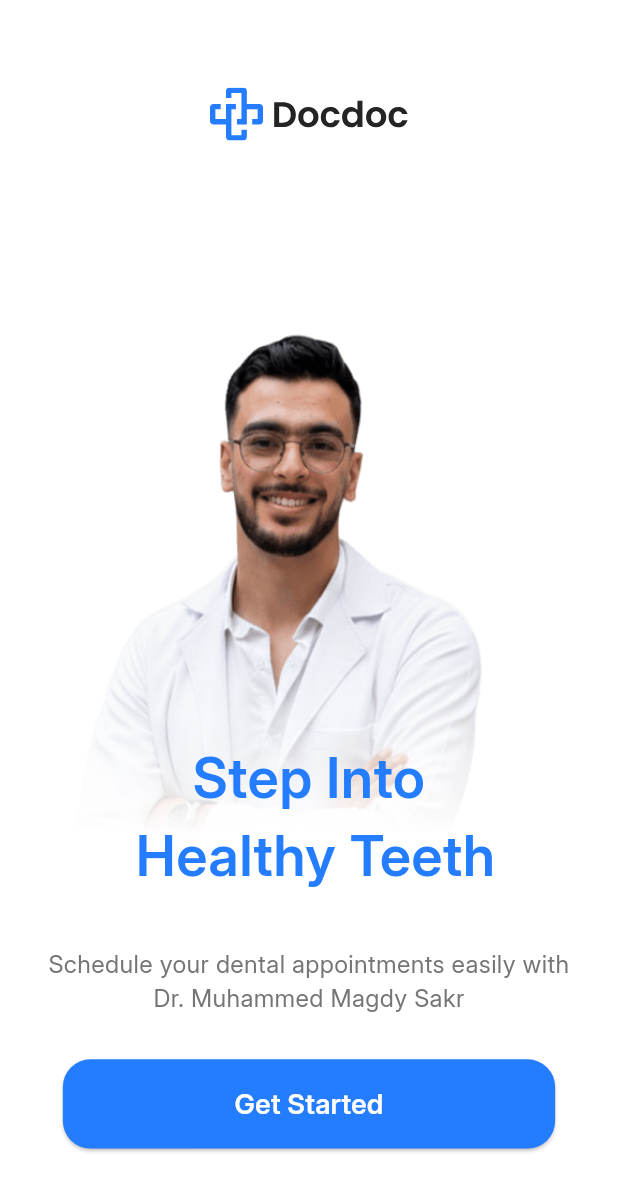
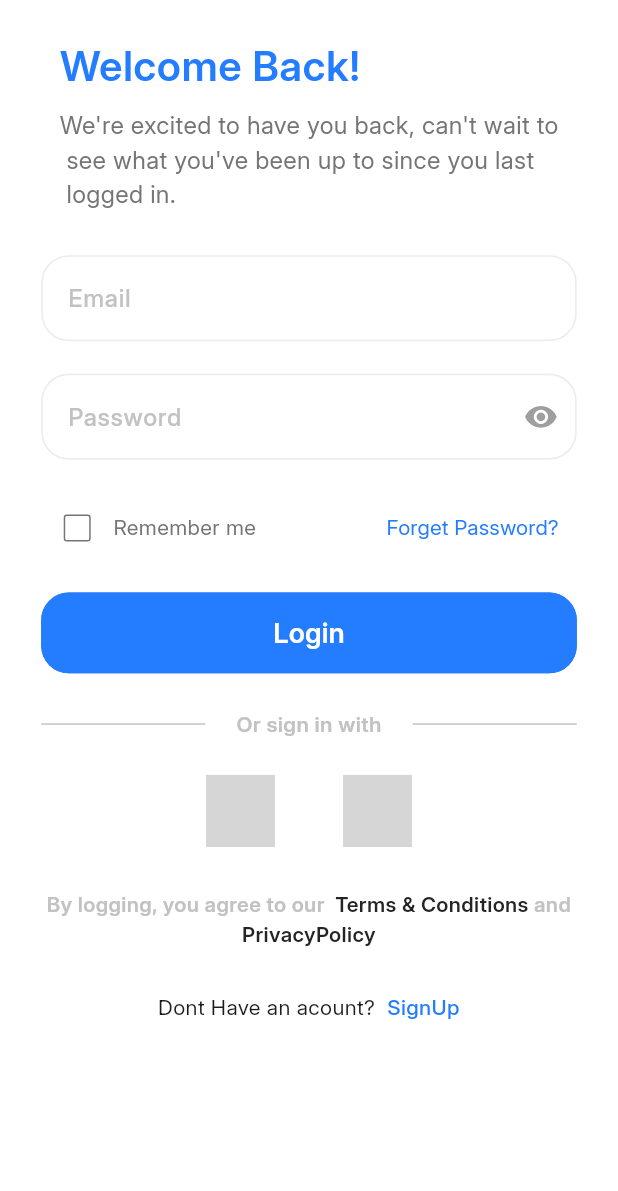
Before and after one commit to salahaldensherief/docdoc, a Flutter app: the screen it shows after launch, after a tap on "Get Started", on a phone screen of 412 x 824 dp. Shown: the top 1191 px of the screen. Run offline on Flutter 3.47's test engine with Material 3 defaults, Android fonts, the phone set to English and light mode, and no system bars; our stand-ins replace flutter_screenutil, flutter_svg, font_awesome_flutter; grey boxes are pictures that could not be loaded.

Commit message:
feet: login/signup ui

```diff
--- a/lib/core/routing/ongenerate_routes.dart
+++ b/lib/core/routing/ongenerate_routes.dart
@@ -1,3 +1,6 @@
+import 'package:docdoc/core/routing/ongenerate_routes.dart';
+import 'package:docdoc/features/auth/login/presentation/views/login_view.dart';
+import 'package:docdoc/features/auth/signup/presentation/views/signup_view.dart';
 import 'package:docdoc/features/onboarding/presentation/views/onboarding_view.dart';
 import 'package:docdoc/features/splash/presentaion/views/splash_view.dart';
 import 'package:flutter/material.dart';
@@ -8,7 +11,10 @@ Route<dynamic> onGenerateRoutes(RouteSettings settings) {
       return MaterialPageRoute(builder: (context) => SplashView());
     case OnboardingView.routeName:
       return MaterialPageRoute(builder: (context) => OnboardingView());
-
+    case LoginView.routeName:
+      return MaterialPageRoute(builder: (context) => LoginView());
+    case SignupView.routeName:
+      return MaterialPageRoute(builder: (context) => SignupView());
     default:
       return MaterialPageRoute(builder: (context) => Scaffold());
   }
--- a/lib/core/utils/app_colors.dart
+++ b/lib/core/utils/app_colors.dart
@@ -3,5 +3,10 @@ import 'dart:ui';
 abstract class AppColors {
   static const Color primaryColor = Color(0xff247CFF);
   static const Color backgroundColor = Color(0xffFFFFFF);
+  static const Color white10Color = Color(0xffEDEDED);
   static const Color grayColor = Color(0xff757575);
+  static const Color lightGrayColor = Color(0xffC2C2C2);
+  static const Color transparent = Color(0x00000000);
+  static const Color lightBlackColor = Color(0xff242424);
+
 }
--- a/lib/core/utils/images_data.dart
+++ b/lib/core/utils/images_data.dart
@@ -2,4 +2,8 @@ class ImagesData {
   static const String logo = 'assets/images/Frame 1000005357.svg';
   static const String onBoardingImage1 =
       'assets/images/Gemini_Generated_Image_f1z81ef1z81ef1z8.png';
+  static const String googleIcon =
+      'assets/images/Logo.svg';
+  static const String facebookIcon =
+      'assets/images/Logoface.svg';
 }
--- /dev/null
+++ b/lib/core/widgets/auth_appbar.dart
@@ -0,0 +1,33 @@
+import 'package:docdoc/core/utils/app_colors.dart';
+import 'package:docdoc/core/utils/font_styles.dart';
+import 'package:flutter/material.dart';
+import 'package:flutter_screenutil/flutter_screenutil.dart';
+
+class AuthAppbar extends StatelessWidget {
+  const AuthAppbar({super.key, required this.title, required this.subtitle});
+  final String title;
+  final String subtitle;
+  @override
+  Widget build(BuildContext context) {
+    return Column(
+      crossAxisAlignment: CrossAxisAlignment.start,
+      children: [
+        Text(
+          title,
+          style: TextStyles.bold.copyWith(
+            fontSize: 24.sp,
+            color: AppColors.primaryColor,
+          ),
+        ),
+        SizedBox(height: 8.h),
+        Text(
+          subtitle,
+          style: TextStyles.regular.copyWith(
+            fontSize: 14.sp,
+            color: AppColors.grayColor,
+          ),
+        ),
+      ],
+    );
+  }
+}
--- /dev/null
+++ b/lib/core/widgets/checkbox_widget.dart
@@ -0,0 +1,37 @@
+import 'package:docdoc/core/utils/app_colors.dart';
+import 'package:docdoc/core/utils/font_styles.dart';
+import 'package:flutter/material.dart';
+
+class CheckboxAndForgetPasswordWidget extends StatefulWidget {
+  const CheckboxAndForgetPasswordWidget({super.key});
+
+  @override
+  State<CheckboxAndForgetPasswordWidget> createState() => _CheckboxAndForgetPasswordWidgetState();
+}
+
+class _CheckboxAndForgetPasswordWidgetState extends State<CheckboxAndForgetPasswordWidget> {
+  bool isChecked = false;
+
+  @override
+  Widget build(BuildContext context) {
+    return Row(
+      children: [
+        Checkbox(
+          value: isChecked,
+          onChanged: (value) => setState(() => isChecked = value!),
+          activeColor: AppColors.primaryColor,
+          checkColor: AppColors.backgroundColor,
+          side: BorderSide(color: AppColors.grayColor),
+        ),
+         Text('Remember me',style:TextStyles.regular.copyWith(
+           color: AppColors.grayColor
+         ) ,),
+        const Spacer(),
+        TextButton(onPressed: (){}, child: Text('Forget Password?',style:TextStyles.regular.copyWith(
+           color: AppColors.primaryColor
+         ) ,))
+
+      ],
+    );
+  }
+}
--- /dev/null
+++ b/lib/core/widgets/custom_button.dart
@@ -0,0 +1,37 @@
+import 'package:docdoc/core/utils/font_styles.dart';
+import 'package:flutter/material.dart';
+import 'package:flutter_screenutil/flutter_screenutil.dart';
+
+class CustomButton extends StatelessWidget {
+  const CustomButton({
+    super.key,
+    required this.onPressed,
+    required this.text,
+    required this.color,
+    required this.colorSide,
+    required this.fontColor,
+  });
+  final VoidCallback onPressed;
+  final String text;
+  final Color color;
+  final Color colorSide;
+  final Color fontColor;
+  @override
+  Widget build(BuildContext context) {
+    return TextButton(
+      style: TextButton.styleFrom(
+        fixedSize: Size(327.w, 45.h),
+        shape: RoundedRectangleBorder(
+          borderRadius: BorderRadius.circular(16.r),
+        ),
+        backgroundColor: color,
+        side: BorderSide(color: colorSide),
+      ),
+      onPressed: onPressed,
+      child: Text(
+        text,
+        style: TextStyles.bold.copyWith(fontSize: 16.sp, color: fontColor),
+      ),
+    );
+  }
+}
--- /dev/null
+++ b/lib/core/widgets/custom_text_field.dart
@@ -0,0 +1,98 @@
+import 'package:docdoc/core/utils/app_colors.dart';
+import 'package:docdoc/core/utils/font_styles.dart';
+import 'package:flutter/material.dart';
+import 'package:flutter_screenutil/flutter_screenutil.dart';
+
+class CustomTextFormField extends StatelessWidget {
+  const CustomTextFormField({
+    super.key,
+    required this.hintText,
+    this.prefixIcon,
+    this.suffixIcon,
+    required this.textInputType,
+    this.onSaved,
+    this.controller,
+    this.obscureText = false,
+    this.validator,
+  });
+
+  final String hintText;
+  final Widget? prefixIcon;
+  final Widget? suffixIcon;
+  final TextInputType textInputType;
+  final void Function(String?)? onSaved;
+  final String? Function(String?)? validator;
+  final TextEditingController? controller;
+  final bool obscureText;
+
+  @override
+  Widget build(BuildContext context) {
+    return Column(
+      mainAxisSize: MainAxisSize.min,
+      children: [
+        TextFormField(
+          controller: controller,
+          obscureText: obscureText,
+          keyboardType: textInputType,
+          onSaved: onSaved,
+          validator: validator ??
+                  (value) {
+                if (value == null || value.isEmpty) {
+                  return 'This field cannot be empty';
+                }
+                return null;
+              },
+          decoration: InputDecoration(
+            contentPadding: EdgeInsets.symmetric(
+              vertical: 14.h,
+              horizontal: 12.w,
+            ),
+            isDense: true,
+            filled: true,
+            fillColor: Colors.white,
+
+            hintText: hintText,
+            hintStyle: TextStyles.medium.copyWith(
+              fontSize: 14.sp,
+              color: AppColors.lightGrayColor,
+            ),
+
+            prefixIcon: prefixIcon,
+            prefixIconColor: AppColors.grayColor,
+            suffixIcon: suffixIcon,
+            enabledBorder: OutlineInputBorder(
+              borderRadius: BorderRadius.circular(16.r),
+              borderSide: BorderSide(
+                color: AppColors.white10Color,
+                width: 1.w,
+              ),
+            ),
+            focusedBorder: OutlineInputBorder(
+              borderRadius: BorderRadius.circular(16.r),
+              borderSide: BorderSide(
+                color: AppColors.primaryColor,
+                width: 1.w,
+              ),
+            ),
+            errorBorder: OutlineInputBorder(
+              borderRadius: BorderRadius.circular(16.r),
+              borderSide: BorderSide(
+                color: Colors.red,
+                width: 1.w,
+              ),
+            ),
+            focusedErrorBorder: OutlineInputBorder(
+              borderRadius: BorderRadius.circular(16.r),
+              borderSide: BorderSide(
+                color: Colors.red,
+                width: 1.w,
+              ),
+            ),
+          ),
+        ),
+
+        SizedBox(height: 2.h),
+      ],
+    );
+  }
+}
--- /dev/null
+++ b/lib/core/widgets/dont_have_an_account_widget.dart
@@ -0,0 +1,38 @@
+// Flutter imports:
+import 'package:docdoc/core/utils/font_styles.dart';
+import 'package:docdoc/features/auth/signup/presentation/views/signup_view.dart';
+import 'package:flutter/gestures.dart';
+import 'package:flutter/material.dart';
+
+import '../utils/app_colors.dart';
+
+// Project imports:
+
+
+class DontHaveAnAccountWidget extends StatelessWidget {
+  const DontHaveAnAccountWidget({
+    super.key,
+  });
+
+  @override
+  Widget build(BuildContext context) {
+    return Text.rich(
+      TextSpan(
+        children: [
+          TextSpan(
+            text: 'Dont Have an acount?  ',
+
+          ),
+          TextSpan(
+            recognizer: TapGestureRecognizer()..onTap= (){
+              Navigator.pushNamed(context, SignupView.routeName);
+            },
+            text: 'SignUp',style: TextStyles.medium.copyWith(
+            color: AppColors.primaryColor
+          ),),
+        ],
+      ),
+      textAlign: TextAlign.center,
+    );
+  }
+}
--- /dev/null
+++ b/lib/core/widgets/have_an_account.dart
@@ -0,0 +1,37 @@
+// Flutter imports:
+import 'package:docdoc/core/utils/font_styles.dart';
+import 'package:docdoc/features/auth/login/presentation/views/login_view.dart';
+import 'package:flutter/gestures.dart';
+import 'package:flutter/material.dart';
+
+import '../utils/app_colors.dart';
+
+// Project imports:
+
+class HaveAnAccountWidget extends StatelessWidget {
+  const HaveAnAccountWidget({super.key});
+
+  @override
+  Widget build(BuildContext context) {
+    return Text.rich(
+      TextSpan(
+        children: [
+          TextSpan(
+            text: 'Already Have Account?  ',
+            style: TextStyle(color: Colors.black),
+          ),
+
+          TextSpan(
+            recognizer: TapGestureRecognizer()
+              ..onTap = () {
+                Navigator.pushNamed(context, LoginView.routeName);
+              },
+            text: 'Login',
+            style: TextStyles.medium.copyWith(color: AppColors.primaryColor),
+          ),
+        ],
+      ),
+      textAlign: TextAlign.center,
+    );
+  }
+}
--- /dev/null
+++ b/lib/core/widgets/or_divider.dart
@@ -0,0 +1,29 @@
+// Flutter imports:
+import 'package:docdoc/core/utils/app_colors.dart';
+import 'package:docdoc/core/utils/font_styles.dart';
+import 'package:flutter/material.dart';
+import 'package:flutter_screenutil/flutter_screenutil.dart';
+
+// Project imports:
+
+class OrDivider extends StatelessWidget {
+  const OrDivider({super.key});
+
+  @override
+  Widget build(BuildContext context) {
+    return Row(
+      children: [
+        Expanded(child: Divider(color: AppColors.lightGrayColor)),
+        SizedBox(width: 18.w),
+        Text(
+          textAlign: TextAlign.center,
+          'Or sign in with',
+          style: TextStyles.semiBold.copyWith(color: AppColors.lightGrayColor),
+        ),
+        SizedBox(width: 18.w),
+
+        Expanded(child: Divider(color: AppColors.lightGrayColor)),
+      ],
+    );
+  }
+}
--- /dev/null
+++ b/lib/core/widgets/passwoed_field.dart
@@ -0,0 +1,57 @@
+import 'package:docdoc/core/utils/app_colors.dart';
+import 'package:docdoc/core/widgets/custom_text_field.dart';
+import 'package:flutter/material.dart';
+import 'package:flutter_screenutil/flutter_screenutil.dart';
+import 'package:font_awesome_flutter/font_awesome_flutter.dart';
+
+class PasswordField extends StatefulWidget {
+  const PasswordField({
+    super.key,
+    this.onSaved,
+    required this.hintText,
+    this.controller,
+    this.validator,
+  });
+  final void Function(String?)? onSaved;
+  final TextEditingController? controller;
+  final String? Function(String?)? validator;
+  final String hintText;
+
+  @override
+  State<PasswordField> createState() => _PasswordFieldState();
+}
+
+class _PasswordFieldState extends State<PasswordField> {
+  bool obscureText = true;
+  @override
+  Widget build(BuildContext context) {
+    return CustomTextFormField(
+      controller: widget.controller,
+      obscureText: obscureText,
+      onSaved: widget.onSaved,
+      hintText: widget.hintText,
+      validator:
+      widget.validator ??
+              (value) {
+            if (value == null || value.isEmpty) {
+              return 'This field cannot be empty';
+            }
+            return null;
+          },
+      textInputType: TextInputType.visiblePassword,
+      suffixIcon: IconButton(
+        splashColor:  AppColors.transparent,
+        icon: Icon(
+          size: 20.sp,
+          obscureText ? Icons.visibility : Icons.visibility_off,
+          color: Colors.grey,
+        ),
+        onPressed: () {
+          setState(() {
+            obscureText = !obscureText;
+          });
+        },
+      ),
+    );
+  }
+}
--- /dev/null
+++ b/lib/core/widgets/social_login_botton.dart
@@ -0,0 +1,50 @@
+// Flutter imports:
+import 'package:docdoc/core/utils/font_styles.dart';
+import 'package:docdoc/core/utils/images_data.dart';
+import 'package:flutter/material.dart';
+import 'package:flutter_screenutil/flutter_screenutil.dart';
+import 'package:flutter_svg/flutter_svg.dart';
+
+// Project imports:
+
+class SocialLoginBotton extends StatelessWidget {
+  const SocialLoginBotton({super.key, required this.onPressed,});
+  final VoidCallback onPressed;
+
+
+  @override
+  Widget build(BuildContext context) {
+    return Row(
+      mainAxisAlignment: MainAxisAlignment.center,
+      children: [
+        GestureDetector(
+          onTap: onPressed,
+          child: Container(
+            width: 40.w,
+            height: 40.h,
+            child: SvgPicture.asset(
+              ImagesData.googleIcon,
+              width: 24.w,
+              height: 24.h,
+            ),
+          ),
+        ),
+        SizedBox(width: 40.w),
+        GestureDetector(
+          onTap: onPressed,
+          child: Container(
+            width: 40.w,
+            height: 40.h,
+            child: SvgPicture.asset(
+              ImagesData.facebookIcon,
+              width: 24.w,
+              height: 24.h,
+            ),
+          ),
+        ),
+
+
+      ],
+    );
+  }
+}
--- /dev/null
+++ b/lib/core/widgets/terms_and_conditions.dart
@@ -0,0 +1,53 @@
+// Flutter imports:
+import 'package:docdoc/core/utils/app_colors.dart';
+import 'package:docdoc/core/utils/font_styles.dart';
+import 'package:flutter/material.dart';
+import 'package:flutter_screenutil/flutter_screenutil.dart';
+
+// Project imports:
+
+class TermsAndConditions extends StatelessWidget {
+  const TermsAndConditions({super.key, });
+  @override
+  Widget build(BuildContext context) {
+    return Text.rich(
+      textAlign: TextAlign.center,
+          TextSpan(
+            children: [
+              TextSpan(
+                text: 'By logging, you agree to our  ',
+                style: TextStyles.semiBold.copyWith(
+                  color: AppColors.lightGrayColor,
+                    fontSize: 12.sp
+                ),
+              ),
+              TextSpan(
+                text: 'Terms & Conditions ',
+                style: TextStyles.semiBold.copyWith(
+                  color: AppColors.lightBlackColor,
+                    fontSize: 12.sp
+
+                ),
+              ),
+              TextSpan(
+                text: 'and ',
+                style: TextStyles.semiBold.copyWith(
+                  color: AppColors.lightGrayColor,
+                    fontSize: 12.sp
+
+                ),
+              ),
+              TextSpan(
+
+                text: ' PrivacyPolicy',
+                style: TextStyles.semiBold.copyWith(
+                  color:AppColors.lightBlackColor,
+                    fontSize: 12.sp
+
+                ),
+              ),
+            ],
+          ),
+        );
+  }
+}
--- /dev/null
+++ b/lib/features/auth/login/presentation/views/login_view.dart
@@ -0,0 +1,11 @@
+import 'package:docdoc/features/auth/login/presentation/views/widgets/login_view_body.dart';
+import 'package:flutter/material.dart';
+
+class LoginView extends StatelessWidget {
+  const LoginView({super.key});
+static const String routeName = 'loginview';
+  @override
+  Widget build(BuildContext context) {
+    return LoginViewBody();
+  }
+}
--- /dev/null
+++ b/lib/features/auth/login/presentation/views/widgets/login_view_body.dart
@@ -0,0 +1,75 @@
+import 'package:docdoc/core/utils/app_colors.dart';
+import 'package:docdoc/core/utils/font_styles.dart';
+import 'package:docdoc/core/widgets/auth_appbar.dart';
+import 'package:docdoc/core/widgets/checkbox_widget.dart';
+import 'package:docdoc/core/widgets/custom_button.dart';
+import 'package:docdoc/core/widgets/custom_text_field.dart';
+import 'package:docdoc/core/widgets/dont_have_an_account_widget.dart';
+import 'package:docdoc/core/widgets/have_an_account.dart';
+import 'package:docdoc/core/widgets/or_divider.dart';
+import 'package:docdoc/core/widgets/passwoed_field.dart';
+import 'package:docdoc/core/widgets/social_login_botton.dart';
+import 'package:docdoc/core/widgets/terms_and_conditions.dart';
+import 'package:flutter/material.dart';
+import 'package:flutter_screenutil/flutter_screenutil.dart';
+
+class LoginViewBody extends StatefulWidget {
+  const LoginViewBody({super.key});
+
+  @override
+  State<LoginViewBody> createState() => _LoginViewBodyState();
+}
+
+class _LoginViewBodyState extends State<LoginViewBody> {
+  bool isChecked = false;
+
+  @override
+  Widget build(BuildContext context) {
+    return Scaffold(
+      body: SafeArea(
+        child: Padding(
+          padding: const EdgeInsets.symmetric(horizontal: 24).w,
+          child: SingleChildScrollView(
+            child: Column(
+              crossAxisAlignment: CrossAxisAlignment.center,
+
+              children: [
+                SizedBox(height: 20.h),
+                AuthAppbar(
+                  title: 'Welcome Back!',
+                  subtitle:
+                      "We're excited to have you back, can't wait to\n see what you've been up to since you last\n logged in.",
+                ),
+                SizedBox(height: 24.h),
+                CustomTextFormField(
+                  hintText: 'Email',
+                  textInputType: TextInputType.emailAddress,
+                ),
+                SizedBox(height: 16.h),
+                PasswordField(hintText: 'Password'),
+                SizedBox(height: 16.h),
+                CheckboxAndForgetPasswordWidget(),
+                SizedBox(height: 16.h),
+                CustomButton(
+                  onPressed: () {},
+                  text: 'Login',
+                  color: AppColors.primaryColor,
+                  colorSide: AppColors.primaryColor,
+                  fontColor: AppColors.backgroundColor,
+                ),
+                SizedBox(height: 20.h),
+                OrDivider(),
+                SizedBox(height: 20.h),
+                SocialLoginBotton(onPressed: () {}),
+                SizedBox(height: 24.h),
+                TermsAndConditions(),
+                SizedBox(height: 24.h),
+                DontHaveAnAccountWidget(),
+              ],
+            ),
+          ),
+        ),
+      ),
+    );
+  }
+}
--- /dev/null
+++ b/lib/features/auth/signup/presentation/views/signup_view.dart
@@ -0,0 +1,10 @@
+import 'package:flutter/material.dart';
+import 'package:docdoc/features/auth/signup/presentation/views/widgets/signup_view_body.dart';
+class SignupView extends StatelessWidget {
+  const SignupView({super.key});
+static const String routeName = 'signupview';
+  @override
+  Widget build(BuildContext context) {
+    return  SignupViewBody();
+  }
+}
--- /dev/null
+++ b/lib/features/auth/signup/presentation/views/widgets/signup_view_body.dart
@@ -0,0 +1,78 @@
+import 'package:docdoc/core/utils/app_colors.dart';
+import 'package:docdoc/core/widgets/auth_appbar.dart';
+import 'package:docdoc/core/widgets/custom_button.dart';
+import 'package:docdoc/core/widgets/custom_text_field.dart';
+import 'package:docdoc/core/widgets/have_an_account.dart';
+import 'package:docdoc/core/widgets/or_divider.dart';
+import 'package:docdoc/core/widgets/social_login_botton.dart';
+import 'package:docdoc/core/widgets/terms_and_conditions.dart';
+import 'package:flutter/material.dart';
+import 'package:flutter_screenutil/flutter_screenutil.dart';
+
+class SignupViewBody extends StatelessWidget {
+  const SignupViewBody({super.key});
+
+  @override
+  Widget build(BuildContext context) {
+    return Scaffold(
+      body: SafeArea(
+        child: Padding(
+          padding:  EdgeInsets.symmetric(horizontal: 24).w,
+
+          child: Column(
+            children: [
+              SizedBox(height: 20.h),
+
+              AuthAppbar(
+                title: 'Create Account',
+                subtitle:
+                    "Sign up now and start exploring all that our\n app has to offer. We're excited to welcome\n you to our community!",
+              ),
+              SizedBox(height: 12.h),
+
+              CustomTextFormField(
+                hintText: 'Email Address',
+                textInputType: TextInputType.emailAddress,
+              ),
+              SizedBox(height: 12.h),
+              CustomTextFormField(
+                textInputType: TextInputType.visiblePassword,
+
+                hintText: 'Password',
+              ),
+              SizedBox(height: 12.h),
+
+              CustomTextFormField(
+                hintText: 'Confirm Password',
+                textInputType: TextInputType.visiblePassword,
+              ),
+              SizedBox(height: 12.h),
+
+              CustomTextFormField(
+                hintText: 'Phone Number',
+                textInputType: TextInputType.phone,
+              ),
+              SizedBox(height: 20.h),
+
+              CustomButton(
+                onPressed: () {},
+                text: 'Create Account',
+                color: AppColors.primaryColor,
+                colorSide: AppColors.primaryColor,
+                fontColor: AppColors.backgroundColor,
+              ),
+              SizedBox(height: 10.h),
+              OrDivider(),
+              SizedBox(height: 10.h),
+              SocialLoginBotton(onPressed: (){},),
+              SizedBox(height: 20.h),
+              TermsAndConditions(),
+              SizedBox(height: 20.h),
+              HaveAnAccountWidget()
+            ],
+          ),
+        ),
+      ),
+    );
+  }
+}
--- a/lib/features/onboarding/presentation/views/widgets/onboardong_view_body.dart
+++ b/lib/features/onboarding/presentation/views/widgets/onboardong_view_body.dart
@@ -21,7 +21,6 @@ class OnboardingViewBody extends StatelessWidget {
            DocLogo(),
             DocImageAndText(),
             TextAndBotton()
-
           ],
         ),
       ),
--- a/lib/features/onboarding/presentation/views/widgets/text_and_botton.dart
+++ b/lib/features/onboarding/presentation/views/widgets/text_and_botton.dart
@@ -1,5 +1,6 @@
 import 'package:docdoc/core/utils/app_colors.dart';
 import 'package:docdoc/core/utils/font_styles.dart';
+import 'package:docdoc/features/auth/login/presentation/views/login_view.dart';
 import 'package:flutter/material.dart';
 import 'package:flutter_screenutil/flutter_screenutil.dart';
 
@@ -29,7 +30,9 @@ class TextAndBotton extends StatelessWidget {
               RoundedRectangleBorder(borderRadius: BorderRadius.circular(16.r)),
             ),
           ),
-          onPressed: () {},
+          onPressed: () {
+Navigator.pushReplacementNamed(context, LoginView.routeName);
+          },
           child: Text(
             'Get Started',
             style: TextStyles.semiBold.copyWith(
--- a/pubspec.yaml
+++ b/pubspec.yaml
@@ -36,6 +36,7 @@ dependencies:
   cupertino_icons: ^1.0.8
   flutter_svg: ^2.2.2
   flutter_screenutil: ^5.9.3
+  font_awesome_flutter: ^10.9.1
 
 dev_dependencies:
   flutter_test:
```
Also changed, not shown: pubspec.lock.
